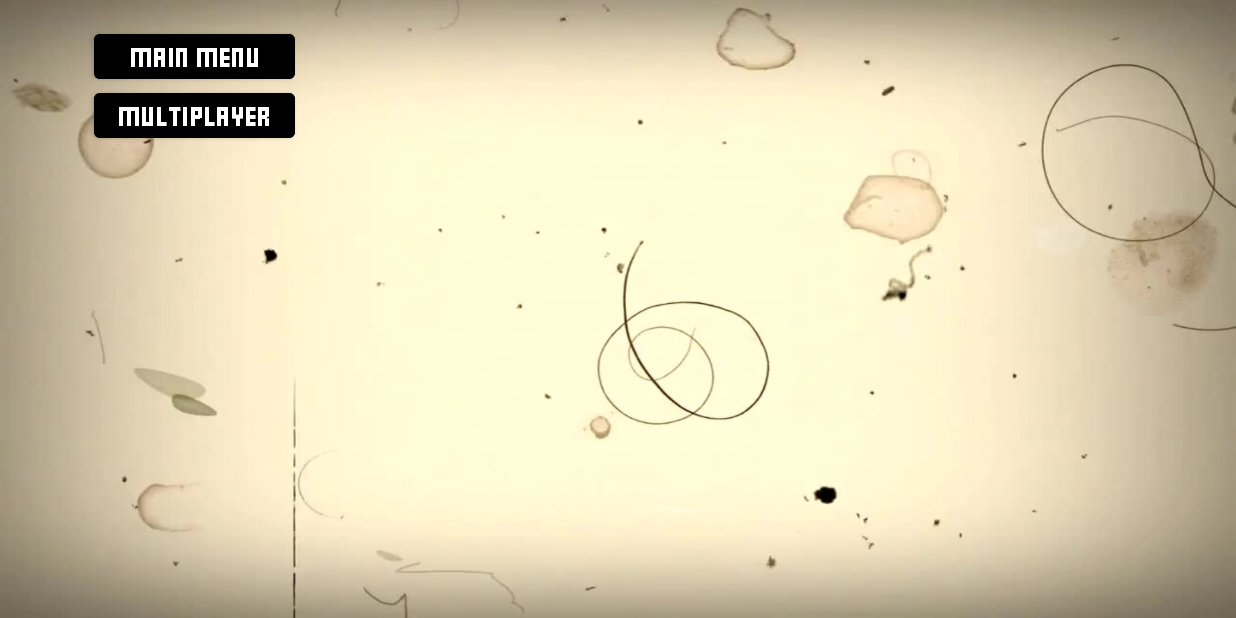
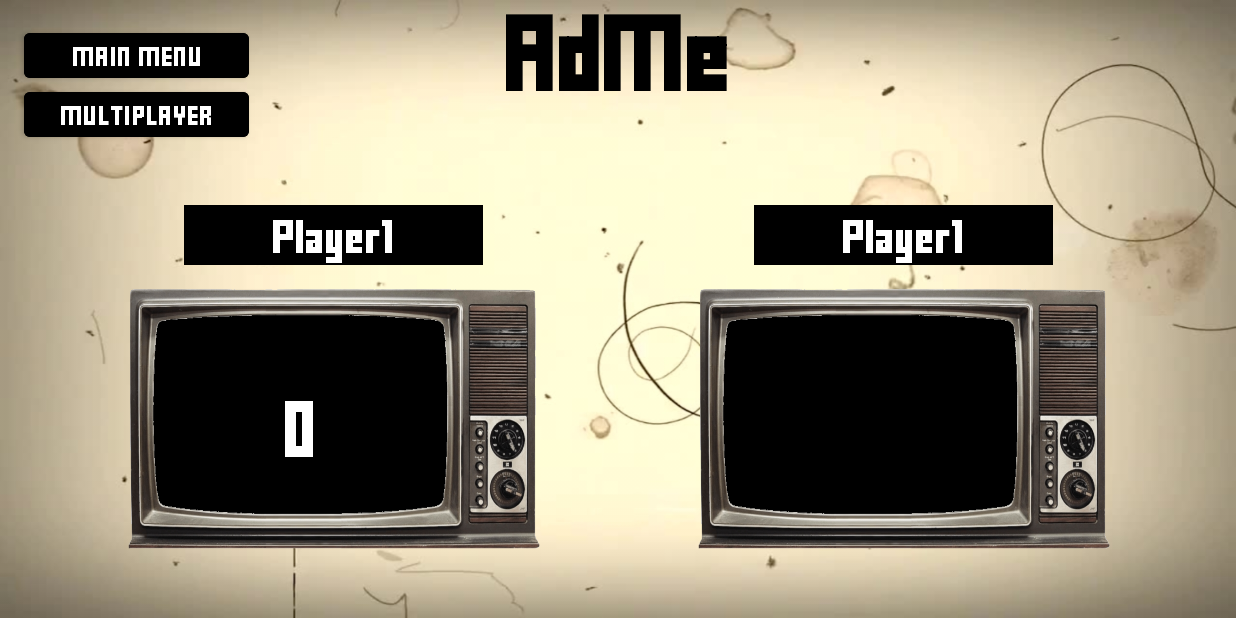
Before and after one commit to adcmyb/PickleHacks, an Android app: the ScoreMultiplayerActivity screen opened directly, with no data from a screen before it, on a phone screen of 824 x 412 dp (held sideways). Run offline under Robolectric (Android 15) with nearby library versions, the phone set to English and light mode, and no system bars; our stand-ins replace Firebase (no records; nobody signed in at launch, a user with empty details on screens opened directly).

```diff
--- a/app/src/main/java/com/example/picklehacksda/ScoreMultiplayerActivity.java
+++ b/app/src/main/java/com/example/picklehacksda/ScoreMultiplayerActivity.java
@@ -1,8 +1,10 @@
 package com.example.picklehacksda;
 
+import android.content.Intent;
 import android.os.Bundle;
 import android.util.Log;
 import android.view.View;
+import android.widget.Button;
 import android.widget.TextView;
 
 import androidx.annotation.NonNull;
@@ -22,7 +24,8 @@ public class ScoreMultiplayerActivity extends AppCompatActivity {
     private static final String TAG = "ScoreMultilplayer";
     private TextView scoreView;
     private TextView scoreView2;
-
+    private Button main, multi;
+    private TextView player1, player2;
 
     @Override
     protected void onCreate(Bundle savedInstanceState) {
@@ -34,6 +37,27 @@ public class ScoreMultiplayerActivity extends AppCompatActivity {
         scoreView = findViewById(R.id.score);
         scoreView2 = findViewById(R.id.score2);
         scoreView.setText(Integer.toString(score));
+        player1 = findViewById(R.id.player1);
+        player2 = findViewById(R.id.player2);
+
+        main = findViewById(R.id.nav_home);
+        multi = findViewById(R.id.multiplayer_button);
+
+        main.setOnClickListener(new View.OnClickListener() {
+            @Override
+            public void onClick(View v) {
+                Intent intent = new Intent(ScoreMultiplayerActivity.this, MainActivity.class);
+                startActivity(intent);
+            }
+        });
+
+        multi.setOnClickListener(new View.OnClickListener() {
+            @Override
+            public void onClick(View v) {
+                Intent intent = new Intent(ScoreMultiplayerActivity.this, SelectGameActivity.class);
+                startActivity(intent);
+            }
+        });
 
         FirebaseFirestore db = FirebaseFirestore.getInstance();
         FirebaseAuth mAuth = FirebaseAuth.getInstance();
@@ -51,12 +75,16 @@ public class ScoreMultiplayerActivity extends AppCompatActivity {
                 if (snapshot != null && snapshot.exists()) {
                     System.out.println("Current data: " + snapshot.getData());
                         if (uid.equals("uid1")) {
+                            player1.setText(snapshot.getString("uid1_uname"));
+                            player2.setText(snapshot.getString("uid2_uname"));
                             if (snapshot.getBoolean("uid2_done")) {
                                 scoreView2.setText(Long.toString(snapshot.getLong("uid2_score")));
                             }
                         }
                         else {
                             if (snapshot.getBoolean("uid1_done")) {
+                                player1.setText(snapshot.getString("uid2_uname"));
+                                player2.setText(snapshot.getString("uid1_uname"));
                                 scoreView2.setText(Long.toString(snapshot.getLong("uid1_score")));
                             }
                         }
--- a/app/src/main/res/layout/activity_score_multiplayer.xml
+++ b/app/src/main/res/layout/activity_score_multiplayer.xml
@@ -8,207 +8,193 @@
 
     <Button
         android:id="@+id/nav_home"
-        android:layout_width="134dp"
+        android:layout_width="150dp"
         android:layout_height="42dp"
         android:layout_marginStart="16dp"
         android:layout_marginTop="16dp"
-        android:layout_marginEnd="581dp"
-        android:layout_marginBottom="353dp"
         android:backgroundTint="@color/black"
         android:fontFamily="@font/fontfortitle"
         android:text="Main Menu"
         android:textColor="@color/white"
         android:textSize="10dp"
-        app:layout_constraintBottom_toBottomOf="parent"
-        app:layout_constraintEnd_toEndOf="parent"
         app:layout_constraintStart_toStartOf="parent"
         app:layout_constraintTop_toTopOf="parent" />
 
     <Button
         android:id="@+id/multiplayer_button"
-        android:layout_width="134dp"
+        android:layout_width="150dp"
         android:layout_height="42dp"
         android:layout_marginStart="16dp"
         android:layout_marginTop="55dp"
-        android:layout_marginEnd="581dp"
-        android:layout_marginBottom="314dp"
         android:backgroundTint="@color/black"
         android:fontFamily="@font/fontfortitle"
         android:text="Multiplayer"
         android:textColor="@color/white"
         android:textSize="10dp"
-        app:layout_constraintBottom_toBottomOf="parent"
+        app:layout_constraintStart_toStartOf="parent"
+        app:layout_constraintTop_toTopOf="parent" />
+
+    <TextView
+        android:id="@+id/game_title"
+        android:layout_width="wrap_content"
+        android:layout_height="wrap_content"
+        android:layout_centerHorizontal="true"
+        android:fontFamily="@font/fontfortitle"
+        android:foregroundGravity="center"
+        android:gravity="center"
+        android:text="AdMe"
+        android:textColor="#000000"
+        android:textSize="40sp"
+        android:textStyle="bold"
+        android:translationY="-10dp"
         app:layout_constraintEnd_toEndOf="parent"
         app:layout_constraintStart_toStartOf="parent"
         app:layout_constraintTop_toTopOf="parent" />
 
-<!--    <TextView-->
-<!--        android:id="@+id/scoreboard"-->
-<!--        android:layout_width="200dp"-->
-<!--        android:layout_height="40dp"-->
-<!--        android:layout_marginStart="92dp"-->
-<!--        android:layout_marginTop="114dp"-->
-<!--        android:layout_marginEnd="439dp"-->
-<!--        android:layout_marginBottom="257dp"-->
-<!--        android:background="@drawable/playernam"-->
-<!--        app:layout_constraintBottom_toBottomOf="parent"-->
-<!--        app:layout_constraintEnd_toEndOf="parent"-->
-<!--        app:layout_constraintStart_toStartOf="parent"-->
-<!--        app:layout_constraintTop_toTopOf="parent" />-->
+    <LinearLayout
+        android:layout_width="847dp"
+        android:layout_height="405dp"
+        android:layout_marginTop="50dp"
+        android:foregroundGravity="center"
+        android:gravity="center|center_horizontal"
+        android:orientation="horizontal"
+        app:layout_constraintEnd_toEndOf="parent"
+        app:layout_constraintStart_toStartOf="parent"
+        app:layout_constraintTop_toBottomOf="@+id/game_title">
 
-<!--    <TextView-->
-<!--        android:id="@+id/scoreboard2"-->
-<!--        android:layout_width="200dp"-->
-<!--        android:layout_height="40dp"-->
-<!--        android:layout_marginStart="448dp"-->
-<!--        android:layout_marginTop="114dp"-->
-<!--        android:layout_marginEnd="83dp"-->
-<!--        android:layout_marginBottom="257dp"-->
-<!--        android:background="@drawable/playernam"-->
-<!--        app:layout_constraintBottom_toBottomOf="parent"-->
-<!--        app:layout_constraintEnd_toEndOf="parent"-->
-<!--        app:layout_constraintStart_toStartOf="parent"-->
-<!--        app:layout_constraintTop_toTopOf="parent" />-->
+        <LinearLayout
+            android:id="@+id/linearLayout"
+            android:layout_width="300dp"
+            android:layout_height="match_parent"
+            android:layout_marginEnd="40dp"
+            android:gravity="center_horizontal"
+            android:orientation="vertical"
+            app:layout_constraintTop_toBottomOf="@+id/game_title"
+            tools:layout_editor_absoluteX="0dp">
 
-<!--    <TextView-->
-<!--        android:id="@+id/player3"-->
-<!--        android:layout_width="245dp"-->
-<!--        android:layout_height="160dp"-->
-<!--        android:layout_marginStart="392dp"-->
-<!--        android:layout_marginTop="188dp"-->
-<!--        android:layout_marginBottom="63dp"-->
-<!--        android:background="@drawable/playernam"-->
-<!--        app:layout_constraintBottom_toBottomOf="parent"-->
-<!--        app:layout_constraintStart_toStartOf="parent"-->
-<!--        app:layout_constraintTop_toTopOf="parent"-->
-<!--        app:layout_constraintVertical_bias="0.0" />-->
+            <TextView
+                android:id="@+id/player1"
+                android:layout_width="199dp"
+                android:layout_height="40dp"
+                android:layout_marginStart="0dp"
+                android:layout_marginTop="0dp"
+                android:layout_marginEnd="0dp"
+                android:layout_marginBottom="0dp"
+                android:background="@drawable/playernam"
+                android:fontFamily="@font/fontfortitle"
+                android:gravity="center"
+                android:text="Player1"
+                android:textColor="#FFFFFF"
+                android:textSize="17sp" />
 
-<!--    <TextView-->
-<!--        android:id="@+id/player2"-->
-<!--        android:layout_width="199dp"-->
-<!--        android:layout_height="40dp"-->
-<!--        android:layout_marginStart="449dp"-->
-<!--        android:layout_marginTop="114dp"-->
-<!--        android:layout_marginEnd="83dp"-->
-<!--        android:layout_marginBottom="257dp"-->
-<!--        android:fontFamily="@font/fontfortitle"-->
-<!--        android:gravity="center"-->
-<!--        android:text="Player2"-->
-<!--        android:textColor="#FFFFFF"-->
-<!--        android:textSize="17sp"-->
-<!--        app:layout_constraintBottom_toBottomOf="parent"-->
-<!--        app:layout_constraintEnd_toEndOf="parent"-->
-<!--        app:layout_constraintStart_toStartOf="parent"-->
-<!--        app:layout_constraintTop_toTopOf="parent" />-->
+            <RelativeLayout
+                android:layout_width="match_parent"
+                android:layout_height="wrap_content"
+                android:layout_gravity="center|center_horizontal|center_vertical"
+                android:foregroundGravity="center_vertical|center|center_horizontal"
+                android:gravity="center|center_horizontal|center_vertical">
 
-<!--    <TextView-->
-<!--        android:id="@+id/player1"-->
-<!--        android:layout_width="199dp"-->
-<!--        android:layout_height="40dp"-->
-<!--        android:layout_marginStart="92dp"-->
-<!--        android:layout_marginTop="114dp"-->
-<!--        android:layout_marginEnd="440dp"-->
-<!--        android:layout_marginBottom="257dp"-->
-<!--        android:fontFamily="@font/fontfortitle"-->
-<!--        android:gravity="center"-->
-<!--        android:text="Player1"-->
-<!--        android:textColor="#FFFFFF"-->
-<!--        android:textSize="17sp"-->
-<!--        app:layout_constraintBottom_toBottomOf="parent"-->
-<!--        app:layout_constraintEnd_toEndOf="parent"-->
-<!--        app:layout_constraintStart_toStartOf="parent"-->
-<!--        app:layout_constraintTop_toTopOf="parent" />-->
+                <TextView
+                    android:id="@+id/player"
+                    android:layout_width="245dp"
+                    android:layout_height="160dp"
+                    android:layout_marginStart="10dp"
+                    android:layout_marginLeft="0dp"
+                    android:layout_marginTop="20dp"
+                    android:background="@drawable/playernam" />
 
-<!--    <TextView-->
-<!--        android:id="@+id/player"-->
-<!--        android:layout_width="245dp"-->
-<!--        android:layout_height="160dp"-->
-<!--        android:layout_marginStart="92dp"-->
-<!--        android:layout_marginTop="188dp"-->
-<!--        android:layout_marginBottom="63dp"-->
-<!--        android:background="@drawable/playernam"-->
-<!--        app:layout_constraintBottom_toBottomOf="parent"-->
-<!--        app:layout_constraintStart_toStartOf="parent"-->
-<!--        app:layout_constraintTop_toTopOf="parent"-->
-<!--        app:layout_constraintVertical_bias="0.0" />-->
+                <TextView
+                    android:layout_width="281dp"
+                    android:layout_height="193dp"
+                    android:layout_marginTop="0dp"
+                    android:layout_marginBottom="0dp"
+                    android:background="@drawable/televisheona" />
 
-<!--    <TextView-->
-<!--        android:id="@+id/textView"-->
-<!--        android:layout_width="281dp"-->
-<!--        android:layout_height="193dp"-->
-<!--        android:layout_marginTop="106dp"-->
-<!--        android:layout_marginBottom="52dp"-->
-<!--        android:background="@drawable/televisheona_reflec"-->
-<!--        app:layout_constraintBottom_toBottomOf="parent"-->
-<!--        app:layout_constraintEnd_toEndOf="parent"-->
-<!--        app:layout_constraintHorizontal_bias="0.853"-->
-<!--        app:layout_constraintStart_toStartOf="parent"-->
-<!--        app:layout_constraintTop_toTopOf="parent"-->
-<!--        app:layout_constraintVertical_bias="0.933" />-->
+                <TextView
+                    android:id="@+id/score"
+                    android:layout_width="113dp"
+                    android:layout_height="57dp"
+                    android:layout_alignStart="@+id/player"
+                    android:layout_alignTop="@+id/player"
+                    android:layout_alignEnd="@+id/player"
+                    android:layout_alignBottom="@+id/player"
+                    android:layout_marginStart="52dp"
+                    android:layout_marginTop="55dp"
+                    android:layout_marginEnd="80dp"
+                    android:layout_marginBottom="48dp"
+                    android:fontFamily="@font/fontfortitle"
+                    android:foregroundGravity="center_vertical|center|center_horizontal"
+                    android:gravity="center|center_horizontal|center_vertical"
+                    android:textColor="#FFFFFF"
+                    android:textSize="30sp" />
+            </RelativeLayout>
 
-<!--    <TextView-->
-<!--        android:id="@+id/game_title"-->
-<!--        android:layout_width="wrap_content"-->
-<!--        android:layout_height="wrap_content"-->
-<!--        android:layout_centerHorizontal="true"-->
-<!--        android:layout_marginTop="4dp"-->
-<!--        android:fontFamily="@font/fontfortitle"-->
-<!--        android:text="AdMe"-->
-<!--        android:textColor="#000000"-->
-<!--        android:textSize="40sp"-->
-<!--        android:textStyle="bold"-->
-<!--        android:translationY="-10dp"-->
-<!--        app:layout_constraintEnd_toEndOf="parent"-->
-<!--        app:layout_constraintHorizontal_bias="0.514"-->
-<!--        app:layout_constraintStart_toStartOf="parent"-->
-<!--        app:layout_constraintTop_toTopOf="parent" />-->
+        </LinearLayout>
 
-<!--    <TextView-->
-<!--        android:layout_width="281dp"-->
-<!--        android:layout_height="193dp"-->
-<!--        android:layout_marginTop="106dp"-->
-<!--        android:layout_marginBottom="52dp"-->
-<!--        android:background="@drawable/televisheona"-->
-<!--        app:layout_constraintBottom_toBottomOf="parent"-->
-<!--        app:layout_constraintEnd_toEndOf="parent"-->
-<!--        app:layout_constraintHorizontal_bias="0.177"-->
-<!--        app:layout_constraintStart_toStartOf="parent"-->
-<!--        app:layout_constraintTop_toTopOf="parent"-->
-<!--        app:layout_constraintVertical_bias="0.933" />-->
+        <LinearLayout
+            android:layout_width="300dp"
+            android:layout_height="match_parent"
+            android:layout_marginStart="40dp"
+            android:gravity="center_horizontal"
+            android:orientation="vertical">
 
-<!--    <TextView-->
-<!--        android:id="@+id/score"-->
-<!--        android:layout_width="113dp"-->
-<!--        android:layout_height="57dp"-->
-<!--        android:layout_marginStart="141dp"-->
-<!--        android:layout_marginTop="238dp"-->
-<!--        android:layout_marginEnd="477dp"-->
-<!--        android:layout_marginBottom="116dp"-->
-<!--        android:fontFamily="@font/fontfortitle"-->
-<!--        android:gravity="center"-->
-<!--        android:textColor="#FFFFFF"-->
-<!--        android:textSize="30sp"-->
-<!--        app:layout_constraintBottom_toBottomOf="parent"-->
-<!--        app:layout_constraintEnd_toEndOf="parent"-->
-<!--        app:layout_constraintStart_toStartOf="parent"-->
-<!--        app:layout_constraintTop_toTopOf="parent" />-->
+            <TextView
+                android:id="@+id/player2"
+                android:layout_width="199dp"
+                android:layout_height="40dp"
+                android:layout_marginStart="0dp"
+                android:layout_marginTop="0dp"
+                android:layout_marginEnd="0dp"
+                android:layout_marginBottom="0dp"
+                android:background="@drawable/playernam"
+                android:fontFamily="@font/fontfortitle"
+                android:gravity="center"
+                android:text="Player1"
+                android:textColor="#FFFFFF"
+                android:textSize="17sp" />
 
-<!--    <TextView-->
-<!--        android:id="@+id/score2"-->
-<!--        android:layout_width="113dp"-->
-<!--        android:layout_height="57dp"-->
-<!--        android:layout_marginStart="486dp"-->
-<!--        android:layout_marginTop="238dp"-->
-<!--        android:layout_marginEnd="132dp"-->
-<!--        android:layout_marginBottom="116dp"-->
-<!--        android:fontFamily="@font/fontfortitle"-->
-<!--        android:gravity="center"-->
-<!--        android:textColor="#FFFFFF"-->
-<!--        android:textSize="30sp"-->
-<!--        app:layout_constraintBottom_toBottomOf="parent"-->
-<!--        app:layout_constraintEnd_toEndOf="parent"-->
-<!--        app:layout_constraintStart_toStartOf="parent"-->
-<!--        app:layout_constraintTop_toTopOf="parent" />-->
+            <RelativeLayout
+                android:layout_width="match_parent"
+                android:layout_height="wrap_content"
+                android:layout_gravity="center|center_horizontal|center_vertical"
+                android:foregroundGravity="center_vertical|center|center_horizontal"
+                android:gravity="center|center_horizontal|center_vertical">
 
+                <TextView
+                    android:id="@+id/player4"
+                    android:layout_width="245dp"
+                    android:layout_height="160dp"
+                    android:layout_marginStart="10dp"
+                    android:layout_marginLeft="0dp"
+                    android:layout_marginTop="20dp"
+                    android:background="@drawable/playernam" />
 
-</androidx.constraintlayout.widget.ConstraintLayout>
+                <TextView
+                    android:layout_width="281dp"
+                    android:layout_height="193dp"
+                    android:layout_marginTop="0dp"
+                    android:layout_marginBottom="0dp"
+                    android:background="@drawable/televisheona" />
+
+                <TextView
+                    android:id="@+id/score2"
+                    android:layout_width="113dp"
+                    android:layout_height="57dp"
+                    android:layout_alignStart="@+id/player4"
+                    android:layout_alignTop="@+id/player4"
+                    android:layout_alignEnd="@+id/player4"
+                    android:layout_alignBottom="@+id/player4"
+                    android:layout_marginStart="52dp"
+                    android:layout_marginTop="55dp"
+                    android:layout_marginEnd="80dp"
+                    android:layout_marginBottom="48dp"
+                    android:fontFamily="@font/fontfortitle"
+                    android:foregroundGravity="center_vertical|center|center_horizontal"
+                    android:gravity="center|center_horizontal|center_vertical"
+                    android:textColor="#FFFFFF"
+                    android:textSize="30sp" />
+            </RelativeLayout>
+
+        </LinearLayout>
+    </LinearLayout>
+    </androidx.constraintlayout.widget.ConstraintLayout>
```
